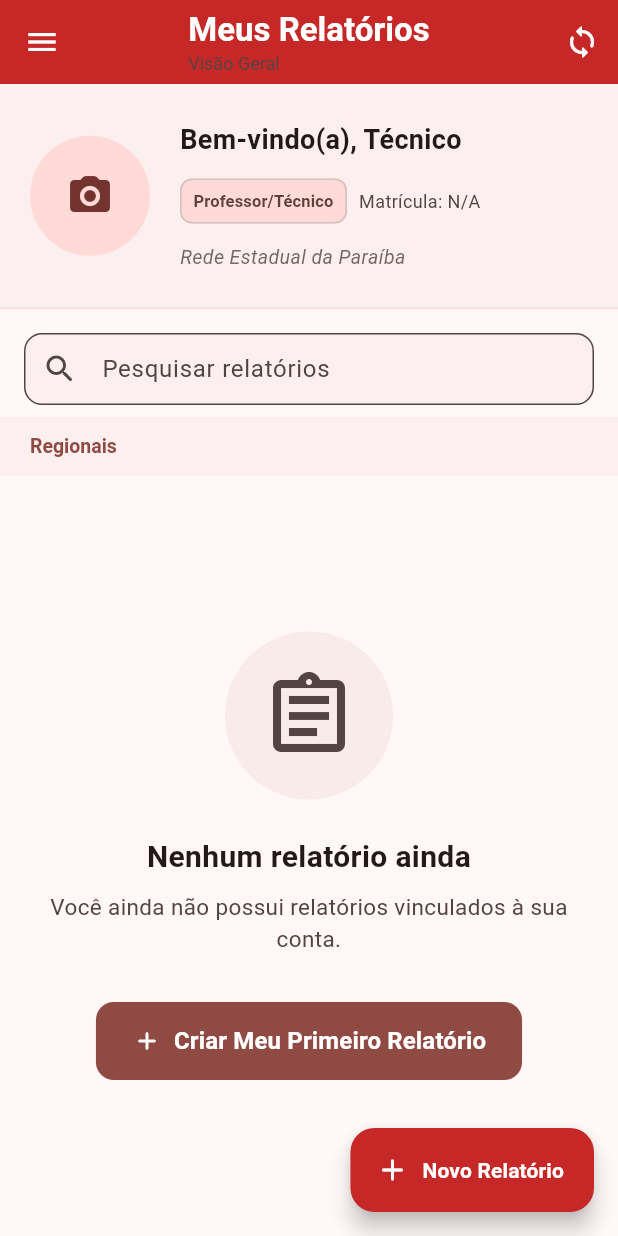
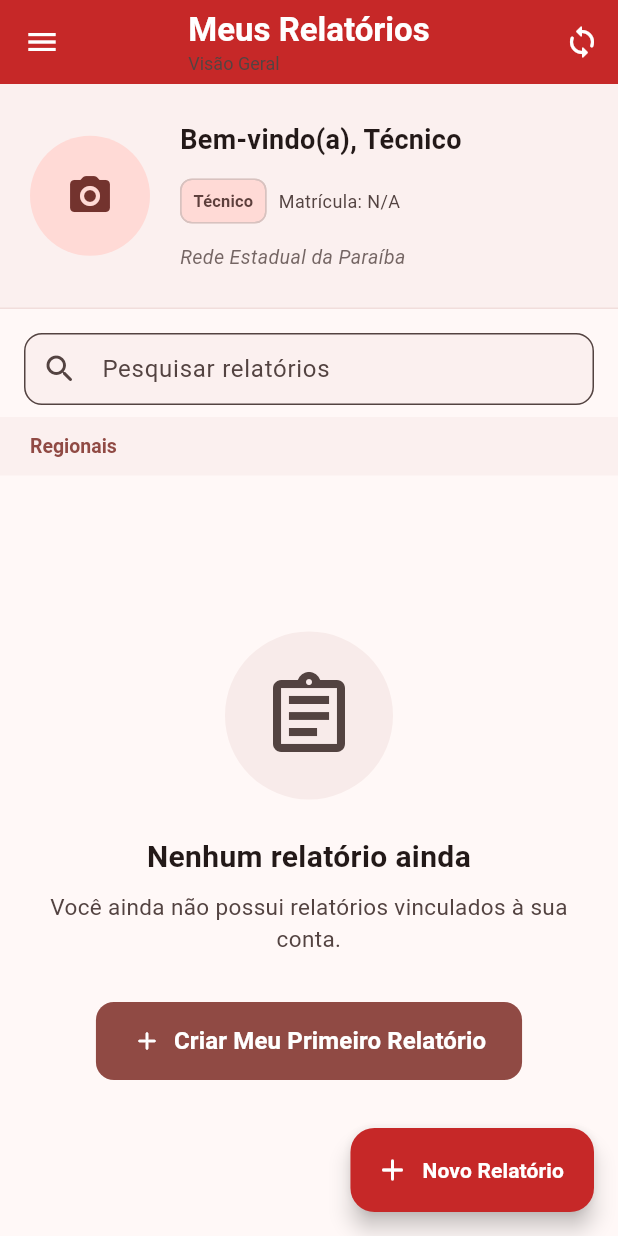
Before and after one commit to BarclayMedeirosNormando/nexus-relatorios, a Flutter app: the HomeScreen screen opened directly, on a phone screen of 412 x 824 dp. Run offline on Flutter 3.47's test engine with Material 3 defaults, Android fonts, the light colour scheme and no system bars; our stand-ins replace connectivity_plus, image_picker, package_info_plus, pdf, printing, shared_preferences and 1 more; missing offline and left inert: idb_shim; accounts and stored records are empty; network calls fail.

Commit message:
Rotulo Tecnico para permissao USR

```diff
--- a/app/lib/screens/home_screen.dart
+++ b/app/lib/screens/home_screen.dart
@@ -1152,7 +1152,7 @@ class _HomeScreenState extends State<HomeScreen> with WidgetsBindingObserver {
     String nivel = '';
     if (_isAdmin) { nivel = 'Administrador'; }
     else if (_userPermission == 'OPE') { nivel = 'Operador'; }
-    else { nivel = 'Professor/Técnico'; }
+    else { nivel = 'Técnico'; }
 
     return Container(
       padding: const EdgeInsets.symmetric(horizontal: 20.0, vertical: 24.0),
```
